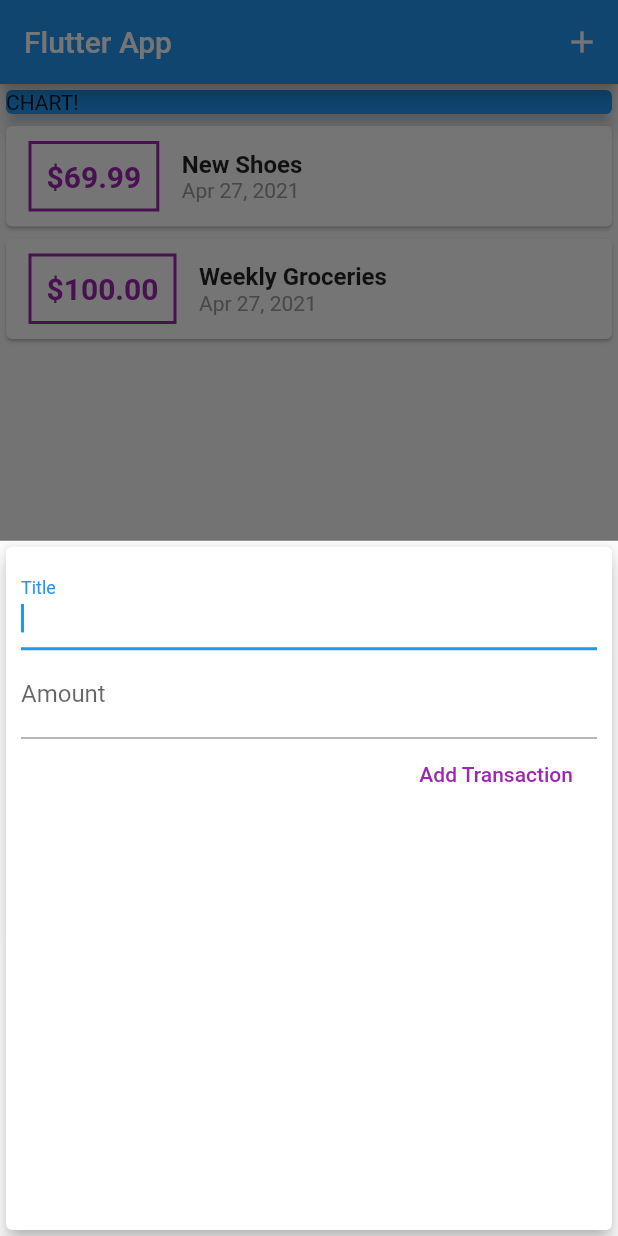
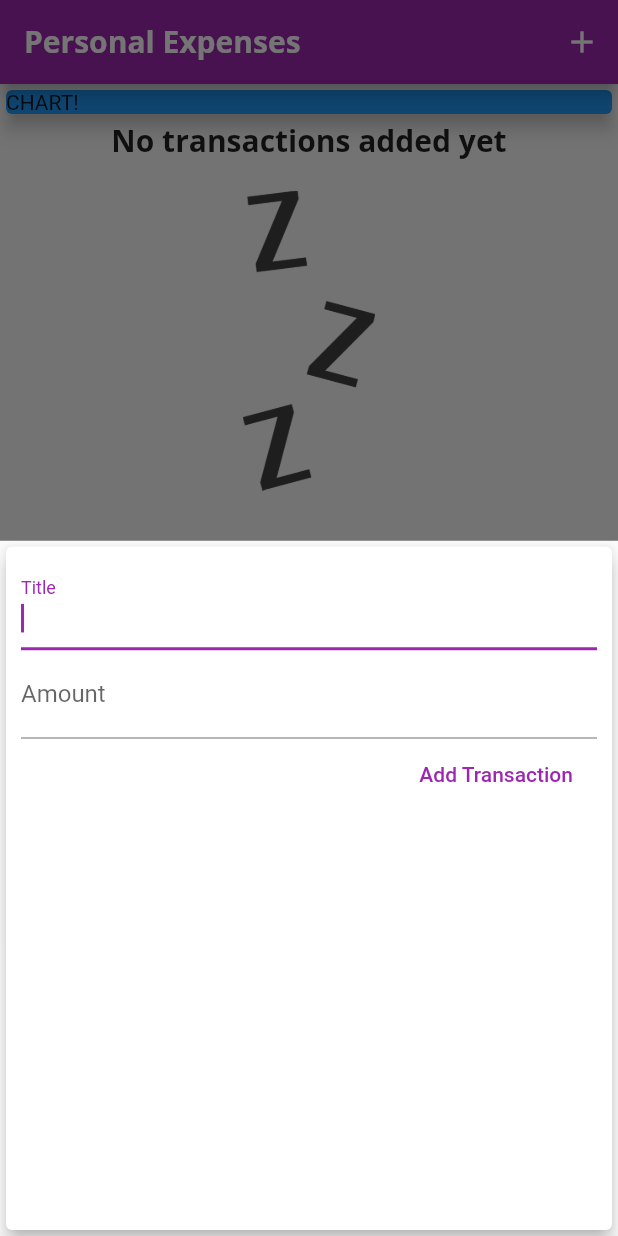
Before and after one commit to fad16papa/Personal_Expense_App, a Flutter app: the screen it shows after launch, after a tap on the "add" icon, on a phone screen of 412 x 824 dp. Run offline on Flutter 3.47's test engine with Material 2 defaults, Android fonts, the phone set to English and light mode, and no system bars.

Commit message:
Commit changes

```diff
--- a/lib/main.dart
+++ b/lib/main.dart
@@ -9,7 +9,25 @@ class MyApp extends StatelessWidget {
   // This widget is the root of your application.
   @override
   Widget build(BuildContext context) {
-    return MaterialApp(title: 'Flutter Demo', home: MyHomePage());
+    return MaterialApp(
+        title: 'Personal Expenses',
+        theme: ThemeData(
+            primarySwatch: Colors.purple,
+            accentColor: Colors.amber,
+            fontFamily: 'Quicksand',
+            textTheme: ThemeData.light().textTheme.copyWith(
+                title: TextStyle(
+                    fontFamily: 'OpenSans',
+                    fontSize: 20,
+                    fontWeight: FontWeight.bold)),
+            appBarTheme: AppBarTheme(
+              textTheme: ThemeData.light().textTheme.copyWith(
+                  title: TextStyle(
+                      fontFamily: 'OpenSans',
+                      fontSize: 20,
+                      fontWeight: FontWeight.bold)),
+            )),
+        home: MyHomePage());
   }
 }
 
@@ -20,13 +38,13 @@ class MyHomePage extends StatefulWidget {
 
 class _MyHomePageState extends State<MyHomePage> {
   final List<Transaction> _userTransaction = [
-    Transaction(
-        id: 't1', title: 'New Shoes', amount: 69.99, date: DateTime.now()),
-    Transaction(
-        id: 't2',
-        title: 'Weekly Groceries',
-        amount: 100.00,
-        date: DateTime.now()),
+    // Transaction(
+    //     id: 't1', title: 'New Shoes', amount: 69.99, date: DateTime.now()),
+    // Transaction(
+    //     id: 't2',
+    //     title: 'Weekly Groceries',
+    //     amount: 100.00,
+    //     date: DateTime.now()),
   ];
 
   void _addNewTransaction(String txTitle, double txAmount) {
@@ -57,7 +75,10 @@ class _MyHomePageState extends State<MyHomePage> {
   Widget build(BuildContext context) {
     return Scaffold(
       appBar: AppBar(
-        title: Text('Flutter App'),
+        title: Text(
+          'Personal Expenses',
+          style: TextStyle(fontFamily: 'OpenSans'),
+        ),
         actions: <Widget>[
           IconButton(
               icon: Icon(Icons.add),
--- a/lib/widgets/new_transctions.dart
+++ b/lib/widgets/new_transctions.dart
@@ -1,11 +1,18 @@
 import 'package:flutter/material.dart';
 
-class NewTrasnctions extends StatelessWidget {
+class NewTrasnctions extends StatefulWidget {
   final Function addTx;
-  final titleController = TextEditingController();
-  final amountController = TextEditingController();
 
   NewTrasnctions(this.addTx);
+
+  @override
+  _NewTrasnctionsState createState() => _NewTrasnctionsState();
+}
+
+class _NewTrasnctionsState extends State<NewTrasnctions> {
+  final titleController = TextEditingController();
+
+  final amountController = TextEditingController();
 
   void submitData() {
     final enteredTitle = titleController.text;
@@ -15,7 +22,10 @@ class NewTrasnctions extends StatelessWidget {
       return;
     }
 
-    addTx(enteredTitle, enteredAmount);
+    widget.addTx(enteredTitle, enteredAmount);
+
+    Navigator.of(context)
+        .pop(); //This will close the modal after adding a new data.
   }
 
   @override
--- a/lib/widgets/transaction_list.dart
+++ b/lib/widgets/transaction_list.dart
@@ -11,7 +11,26 @@ class TransactionList extends StatelessWidget {
   Widget build(BuildContext context) {
     return Container(
       height: 400,
-      child: ListView.builder(
+      child: transactions.isEmpty
+          ? Column(
+              children: <Widget>[
+                Text(
+                  'No transactions added yet',
+                  style: Theme.of(context).textTheme.title,
+                ),
+                SizedBox(
+                  height: 20,
+                ),
+                Container(
+                  height: 200,
+                  child: Image.asset(
+                    'assets/images/waiting.png',
+                    fit: BoxFit.cover,
+                  ),
+                ),
+              ],
+            )
+          : ListView.builder(
               itemBuilder: (ctx, index) {
                 return Card(
                   child: Row(
@@ -22,14 +41,16 @@ class TransactionList extends StatelessWidget {
                           horizontal: 15,
                         ),
                         decoration: BoxDecoration(
-                      border: Border.all(color: Colors.purple, width: 2)),
+                            border: Border.all(
+                                color: Theme.of(context).primaryColor,
+                                width: 2)),
                         padding: EdgeInsets.all(10),
                         child: Text(
                           '\$${transactions[index].amount.toStringAsFixed(2)}', // Get the amount and this will set the decimal number place to 2
                           style: TextStyle(
                               fontWeight: FontWeight.bold,
                               fontSize: 20,
-                        color: Colors.purple),
+                              color: Theme.of(context).primaryColor),
                         ),
                       ),
                       Column(
@@ -37,8 +58,7 @@ class TransactionList extends StatelessWidget {
                         children: <Widget>[
                           Text(
                             transactions[index].title,
-                      style:
-                          TextStyle(fontSize: 16, fontWeight: FontWeight.bold),
+                            style: Theme.of(context).textTheme.title,
                           ),
                           Text(
                             DateFormat.yMMMd().format(transactions[index].date),
```
Also changed, not shown: pubspec.yaml (+14 -9 lines), assets/fonts/OpenSans-Bold.ttf (added), assets/fonts/OpenSans-Regular.ttf (added), assets/fonts/Quicksand-Bold.ttf (added), assets/fonts/Quicksand-Light.ttf (added), assets/fonts/Quicksand-Medium.ttf (added), assets/fonts/Quicksand-Regular.ttf (added), assets/images/waiting.png (added). Lines whose indentation alone changed are shown as unchanged.
